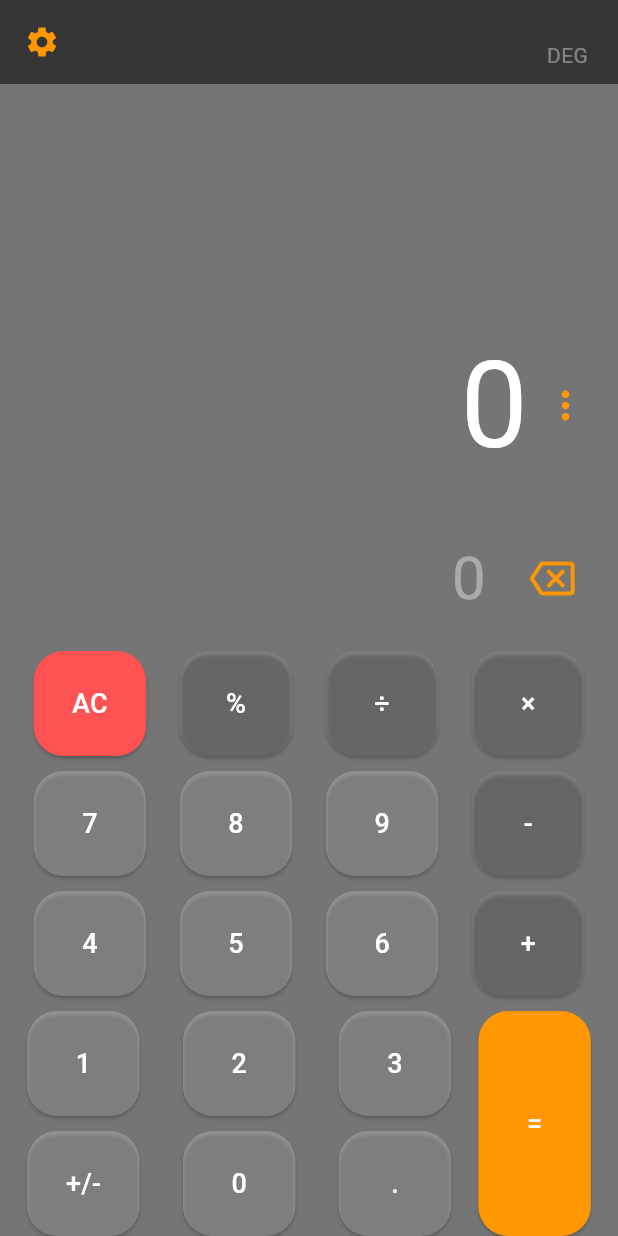
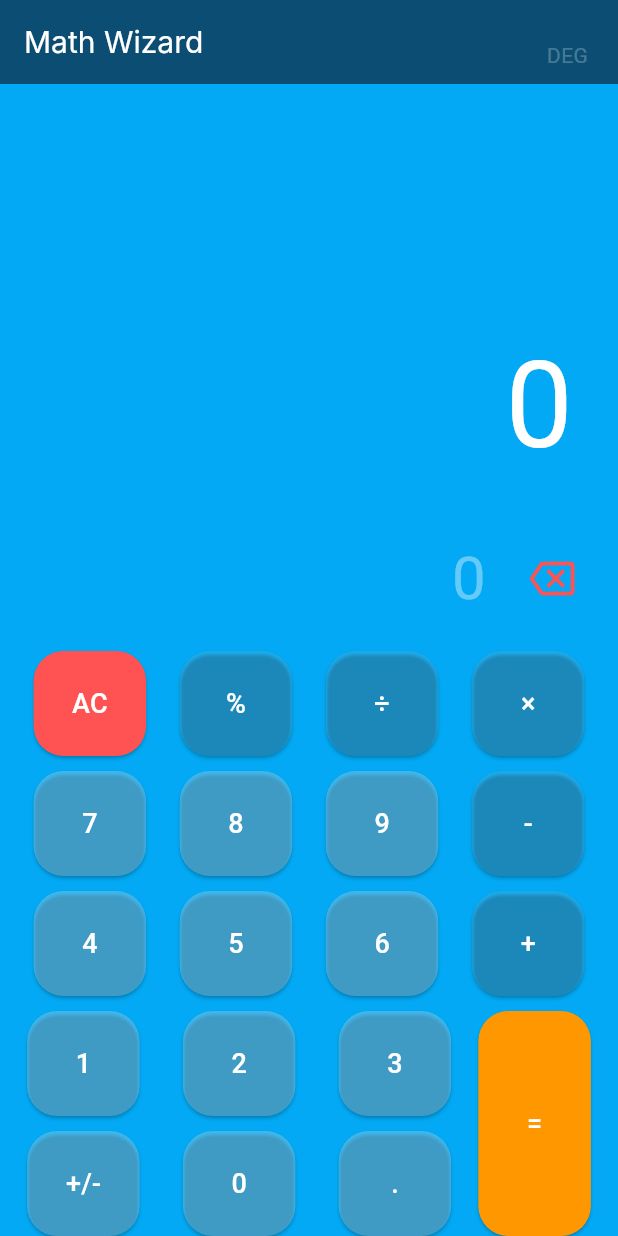
Before and after one commit to Mswati03/math-wizard-flutter, a Flutter app: the screen it shows after launch, on a phone screen of 412 x 824 dp. Run offline on Flutter 3.47's test engine with Material 3 defaults, Android fonts, the phone set to English and light mode, and no system bars; our stand-ins replace math_expressions; Roboto replaces fonts that are missing (Inter).

Commit message:
final touch ups

```diff
--- a/lib/pages/home.dart
+++ b/lib/pages/home.dart
@@ -76,15 +76,20 @@ class _HomePageState extends State<HomePage> {
   @override
   Widget build(BuildContext context) {
     return Scaffold(
-        backgroundColor: Colors.black54,
+        backgroundColor: Colors.lightBlue,
         appBar: AppBar(
-          elevation: 0,
+          elevation: 5,
           backgroundColor: Colors.black54,
-          leading: const Icon(Icons.settings, color: Colors.orange),
+          title: const Text("Math Wizard",
+          style: TextStyle(
+            fontSize: 20,
+            fontFamily: 'Inter',
+            color: Colors.white,
+          ),),
           actions: const [
             Padding(
               padding: EdgeInsets.only(top: 18.0),
-              child: Text('DEG', style: TextStyle(color: Colors.white38)),
+              child: Text('DEG', style: TextStyle(color: Colors.white24)),
             ),
             SizedBox(width: 20),
           ],
@@ -109,8 +114,7 @@ class _HomePageState extends State<HomePage> {
                                   textAlign: TextAlign.left,
                                   style: const TextStyle(
                                       color: Colors.white, fontSize: 80))),
-                          const Icon(Icons.more_vert,
-                              color: Colors.orange, size: 30),
+
                           const SizedBox(width: 20),
                         ],
                       ),
@@ -127,7 +131,7 @@ class _HomePageState extends State<HomePage> {
                           ),
                           IconButton(
                             icon: const Icon(Icons.backspace_outlined,
-                                color: Colors.orange, size: 30),
+                                color: Colors.redAccent, size: 30),
                             onPressed: () {
                               buttonPressed("⌫");
                             },
@@ -213,9 +217,10 @@ class _HomePageState extends State<HomePage> {
                   ),
                   calcButton('=', Colors.orange, () => buttonPressed('=')),
                 ],
-              )
+              ),
             ],
           ),
+
         ),
 
     );
```
